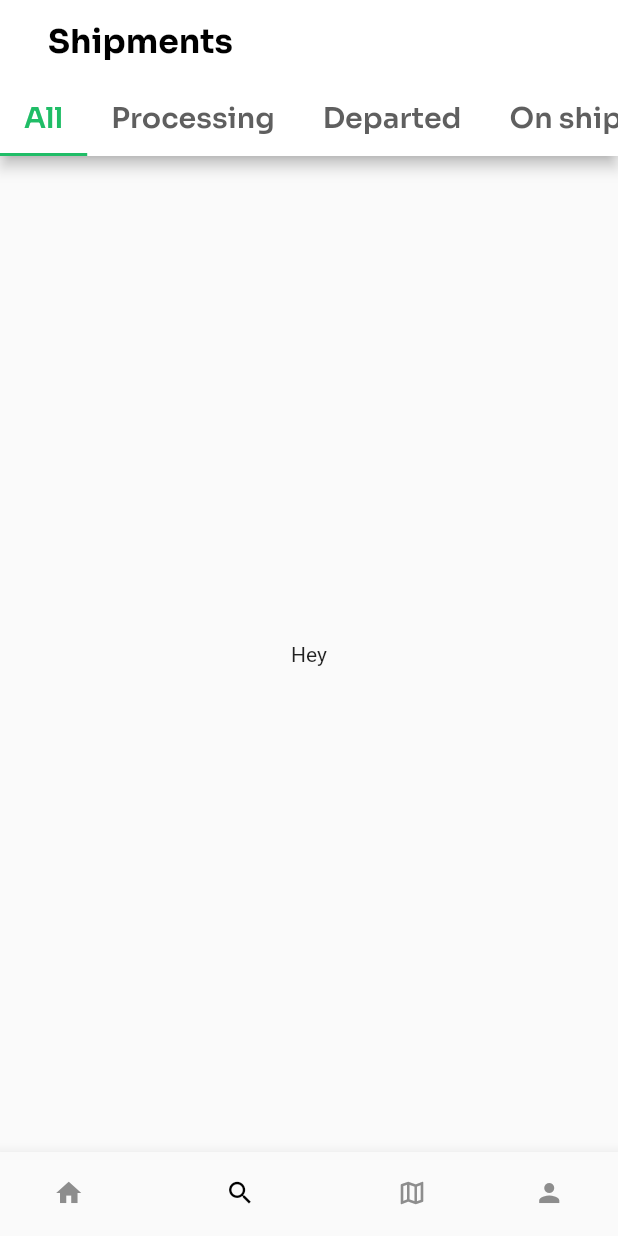
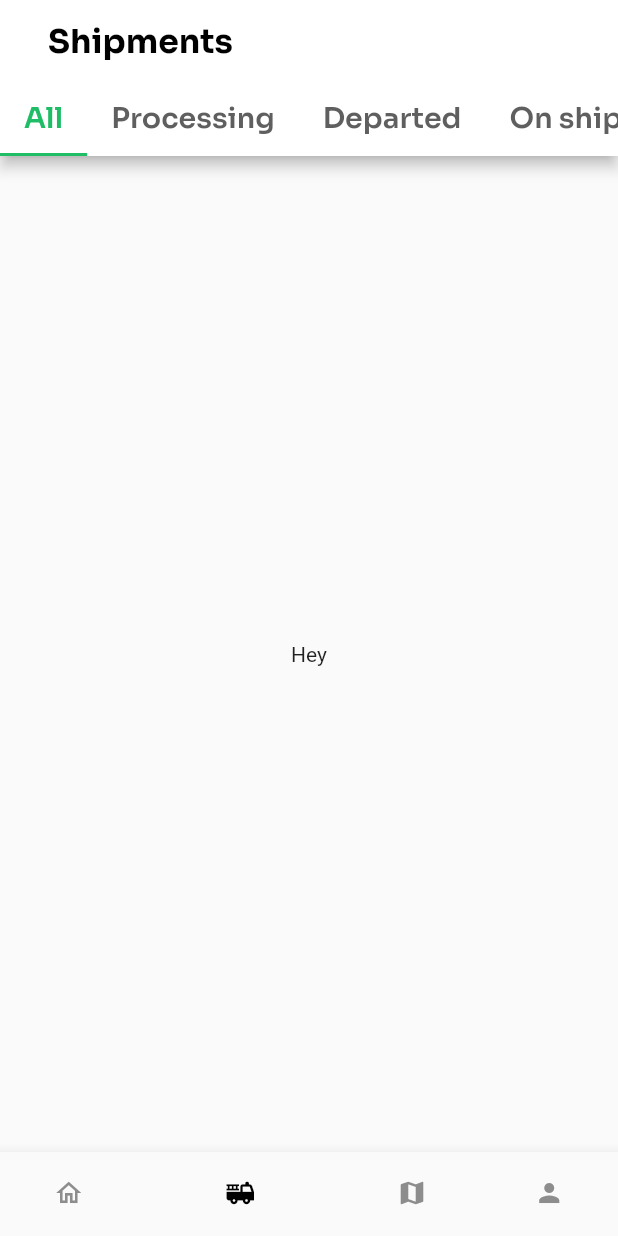
Before and after one commit to Deepu2614/BlackStone, a Flutter app: the screen it shows after launch, item 2 of the bottom bar chosen, on a phone screen of 412 x 824 dp. Run offline on Flutter 3.47's test engine with Material 2 defaults, Android fonts, the light colour scheme and no system bars; our stand-ins replace google_fonts, hexcolor, stylish_bottom_bar; missing offline and left inert: flutter_charts.

Commit message:
fix: updated bottom navbar

```diff
--- a/lib/elements/Homepage.dart
+++ b/lib/elements/Homepage.dart
@@ -25,6 +25,7 @@ class Homepage extends StatefulWidget {
 class _HomepageState extends State<Homepage> {
 
 
+
   int _selectedIndex = 0;
   PageController pageController = PageController();
   void _onTapped(int index){
@@ -40,21 +41,21 @@ class _HomepageState extends State<Homepage> {
     return Scaffold(
 
 
-      bottomNavigationBar: BottomNavigationBar(items: const <BottomNavigationBarItem>[
+      bottomNavigationBar: BottomNavigationBar(items:  <BottomNavigationBarItem>[
         BottomNavigationBarItem(
-            icon: Icon(Icons.home),
+            icon: _selectedIndex == 0?Icon(Icons.home):Icon(Icons.home_outlined),
             label: 'Home',
         ),
         BottomNavigationBarItem(
-            icon: Icon(Icons.search),
+            icon:  _selectedIndex == 0?Icon(Icons.fire_truck_outlined):Icon(Icons.fire_truck),
             label: 'Search'
         ),
         BottomNavigationBarItem(
-            icon: Icon(Icons.map_outlined),
+            icon:  _selectedIndex == 0?Icon(Icons.map_outlined):Icon(Icons.map),
             label: 'Map'
         ),
         BottomNavigationBarItem(
-            icon: Icon(Icons.person),
+            icon: _selectedIndex == 0?Icon(Icons.person_outline):Icon(Icons.person),
             label: 'Profile'
         ),
       ],
```
